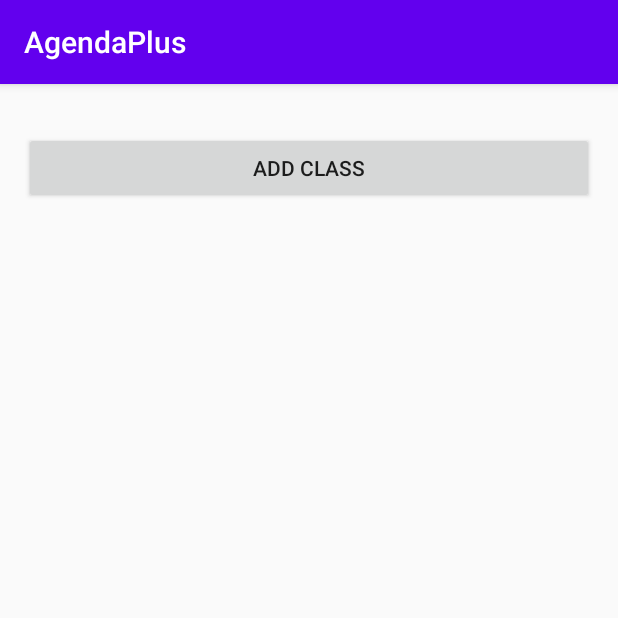
After one commit to SauravC99/AgendaApp, an Android app: the ZoomLinksPage screen opened directly, with no data from a screen before it, on a phone screen of 412 x 824 dp, the top half of it. The commit adds this screen. Run offline under Robolectric (Android 15) with nearby library versions, the phone set to English and light mode, and no system bars.

Commit message:
Added dynamic Add Class button

```diff
--- a/app/src/main/AndroidManifest.xml
+++ b/app/src/main/AndroidManifest.xml
@@ -9,10 +9,10 @@
         android:roundIcon="@mipmap/ic_launcher_round"
         android:supportsRtl="true"
         android:theme="@style/AppTheme">
+        <activity android:name=".ZoomLinksPage"></activity>
         <activity
             android:name=".GuestLogInPage"
-            android:parentActivityName=".LogInPage">
-        </activity>
+            android:parentActivityName=".LogInPage"></activity>
         <activity
             android:name=".StartUpPage"
             android:parentActivityName=".LogInPage">
--- /dev/null
+++ b/app/src/main/java/com/blackboxstudios/agendaplus/ZoomLinksPage.java
@@ -0,0 +1,49 @@
+package com.blackboxstudios.agendaplus;
+
+import androidx.appcompat.app.AppCompatActivity;
+import android.os.Bundle;
+import android.view.View;
+import android.widget.Button;
+
+public class ZoomLinksPage extends AppCompatActivity {
+    // Created an int array of Button ids
+    final int[] buttonNames =
+            {R.id.button, R.id.button4, R.id.button5, R.id.button6,
+                    R.id.button7, R.id.button8, R.id.button9, R.id.button10};
+    Button[] buttonList = new Button[buttonNames.length - 1];
+    int count = 0;
+
+    @Override
+    protected void onCreate(Bundle savedInstanceState) {
+        super.onCreate(savedInstanceState);
+        setContentView(R.layout.activity_zoom_links_page);
+
+        // Created a list of Buttons and added the buttons on screen
+        // We are doing i + 1 on line 26 cause buttonNames has 7, but buttonList has 6
+        for (int i = 0; i < buttonList.length; i++) {
+            buttonList[i] = findViewById(buttonNames[i+1]);
+        }
+    }
+
+    /** Called when the user taps the Add Class Button */
+    public void addClass(View view) {
+        // Add 1 to count bc we want to know another button is shown unless its at max
+        if (count < buttonList.length)
+            count++;
+        for (int i = 0; i < count; i++) {
+            if (buttonList[i].getVisibility() == View.INVISIBLE) {
+                buttonList[i].setVisibility(View.VISIBLE);
+            }
+        }
+    }
+
+    /** Called when the user taps a Class Button */
+    public void insertClassDetails(View view) {
+        Button a;
+        // Switch here so we know which button called this method
+        switch (view.getId()) {
+            case R.id.button4:
+                a = findViewById(R.id.button4);
+        }
+    }
+}
--- /dev/null
+++ b/app/src/main/res/layout/activity_zoom_links_page.xml
@@ -0,0 +1,115 @@
+<?xml version="1.0" encoding="utf-8"?>
+<androidx.constraintlayout.widget.ConstraintLayout xmlns:android="http://schemas.android.com/apk/res/android"
+    xmlns:app="http://schemas.android.com/apk/res-auto"
+    xmlns:tools="http://schemas.android.com/tools"
+    android:id="@+id/ConstraintLayout"
+    android:layout_width="match_parent"
+    android:layout_height="match_parent"
+    tools:context=".ZoomLinksPage">
+
+    <Button
+        android:id="@+id/button"
+        android:layout_width="0dp"
+        android:layout_height="wrap_content"
+        android:layout_marginStart="16dp"
+        android:layout_marginTop="32dp"
+        android:layout_marginEnd="16dp"
+        android:onClick="addClass"
+        android:text="@string/button_addClass"
+        app:layout_constraintEnd_toEndOf="parent"
+        app:layout_constraintHorizontal_bias="0.0"
+        app:layout_constraintStart_toStartOf="parent"
+        app:layout_constraintTop_toTopOf="parent" />
+
+    <Button
+        android:id="@+id/button4"
+        android:layout_width="0dp"
+        android:layout_height="wrap_content"
+        android:layout_marginStart="16dp"
+        android:layout_marginTop="32dp"
+        android:layout_marginEnd="16dp"
+        android:text="@string/button_classExample"
+        android:visibility="invisible"
+        app:layout_constraintEnd_toEndOf="parent"
+        app:layout_constraintStart_toStartOf="parent"
+        app:layout_constraintTop_toBottomOf="@+id/button" />
+
+    <Button
+        android:id="@+id/button5"
+        android:layout_width="0dp"
+        android:layout_height="wrap_content"
+        android:layout_marginStart="16dp"
+        android:layout_marginTop="32dp"
+        android:layout_marginEnd="16dp"
+        android:text="@string/button_classExample"
+        android:visibility="invisible"
+        app:layout_constraintEnd_toEndOf="parent"
+        app:layout_constraintHorizontal_bias="0.0"
+        app:layout_constraintStart_toStartOf="parent"
+        app:layout_constraintTop_toBottomOf="@+id/button4" />
+
+    <Button
+        android:id="@+id/button6"
+        android:layout_width="0dp"
+        android:layout_height="wrap_content"
+        android:layout_marginStart="16dp"
+        android:layout_marginTop="32dp"
+        android:layout_marginEnd="16dp"
+        android:text="@string/button_classExample"
+        android:visibility="invisible"
+        app:layout_constraintEnd_toEndOf="parent"
+        app:layout_constraintStart_toStartOf="parent"
+        app:layout_constraintTop_toBottomOf="@+id/button5" />
+
+    <Button
+        android:id="@+id/button7"
+        android:layout_width="0dp"
+        android:layout_height="wrap_content"
+        android:layout_marginStart="16dp"
+        android:layout_marginTop="32dp"
+        android:layout_marginEnd="16dp"
+        android:text="@string/button_classExample"
+        android:visibility="invisible"
+        app:layout_constraintEnd_toEndOf="parent"
+        app:layout_constraintStart_toStartOf="parent"
+        app:layout_constraintTop_toBottomOf="@+id/button6" />
+
+    <Button
+        android:id="@+id/button8"
+        android:layout_width="0dp"
+        android:layout_height="wrap_content"
+        android:layout_marginStart="16dp"
+        android:layout_marginTop="32dp"
+        android:layout_marginEnd="16dp"
+        android:text="@string/button_classExample"
+        android:visibility="invisible"
+        app:layout_constraintEnd_toEndOf="parent"
+        app:layout_constraintStart_toStartOf="parent"
+        app:layout_constraintTop_toBottomOf="@+id/button7" />
+
+    <Button
+        android:id="@+id/button9"
+        android:layout_width="0dp"
+        android:layout_height="wrap_content"
+        android:layout_marginStart="16dp"
+        android:layout_marginTop="32dp"
+        android:layout_marginEnd="16dp"
+        android:text="@string/button_classExample"
+        android:visibility="invisible"
+        app:layout_constraintEnd_toEndOf="parent"
+        app:layout_constraintStart_toStartOf="parent"
+        app:layout_constraintTop_toBottomOf="@+id/button8" />
+
+    <Button
+        android:id="@+id/button10"
+        android:layout_width="0dp"
+        android:layout_height="wrap_content"
+        android:layout_marginStart="16dp"
+        android:layout_marginTop="32dp"
+        android:layout_marginEnd="16dp"
+        android:text="@string/button_classExample"
+        android:visibility="invisible"
+        app:layout_constraintEnd_toEndOf="parent"
+        app:layout_constraintStart_toStartOf="parent"
+        app:layout_constraintTop_toBottomOf="@+id/button9" />
+</androidx.constraintlayout.widget.ConstraintLayout>
--- a/app/src/main/res/values/strings.xml
+++ b/app/src/main/res/values/strings.xml
@@ -9,4 +9,6 @@
     <string name="button_guestSignIn">Guest Sign In</string>
     <string name="screen_guest">Guest Sign In</string>
     <string name="edit_guestName">Enter your name</string>
+    <string name="button_addClass">Add Class</string>
+    <string name="button_classExample">Class</string>
 </resources>
```
